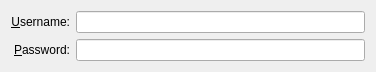
netrunner-debian-kde-extras/networkmanagement, file libs/ui/security/eapmethodsimplebase.ui: the form before one commit.
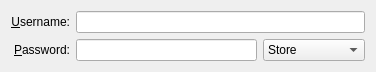
The form after the commit. Custom widgets are drawn as their Qt base class.

```diff
--- a/libs/ui/security/eapmethodsimplebase.ui
+++ b/libs/ui/security/eapmethodsimplebase.ui
@@ -7,7 +7,7 @@
     <x>0</x>
     <y>0</y>
     <width>376</width>
-    <height>70</height>
+    <height>58</height>
    </rect>
   </property>
   <layout class="QGridLayout" name="gridLayout">
@@ -41,12 +41,35 @@
     </widget>
    </item>
    <item row="1" column="1">
+    <layout class="QHBoxLayout" name="horizontalLayout">
+     <item>
     <widget class="KLineEdit" name="lePassword">
      <property name="passwordMode">
       <bool>true</bool>
      </property>
     </widget>
    </item>
+     <item>
+      <widget class="KComboBox" name="cmbPasswordStorage">
+       <item>
+        <property name="text">
+         <string>Store</string>
+        </property>
+       </item>
+       <item>
+        <property name="text">
+         <string>Always Ask</string>
+        </property>
+       </item>
+       <item>
+        <property name="text">
+         <string>Not Required</string>
+        </property>
+       </item>
+      </widget>
+     </item>
+    </layout>
+   </item>
   </layout>
  </widget>
  <customwidgets>
@@ -55,6 +78,11 @@
    <extends>QLineEdit</extends>
    <header>klineedit.h</header>
   </customwidget>
+  <customwidget>
+   <class>KComboBox</class>
+   <extends>QComboBox</extends>
+   <header>kcombobox.h</header>
+  </customwidget>
  </customwidgets>
  <resources/>
  <connections/>
```
Lines whose indentation alone changed are shown as unchanged.
